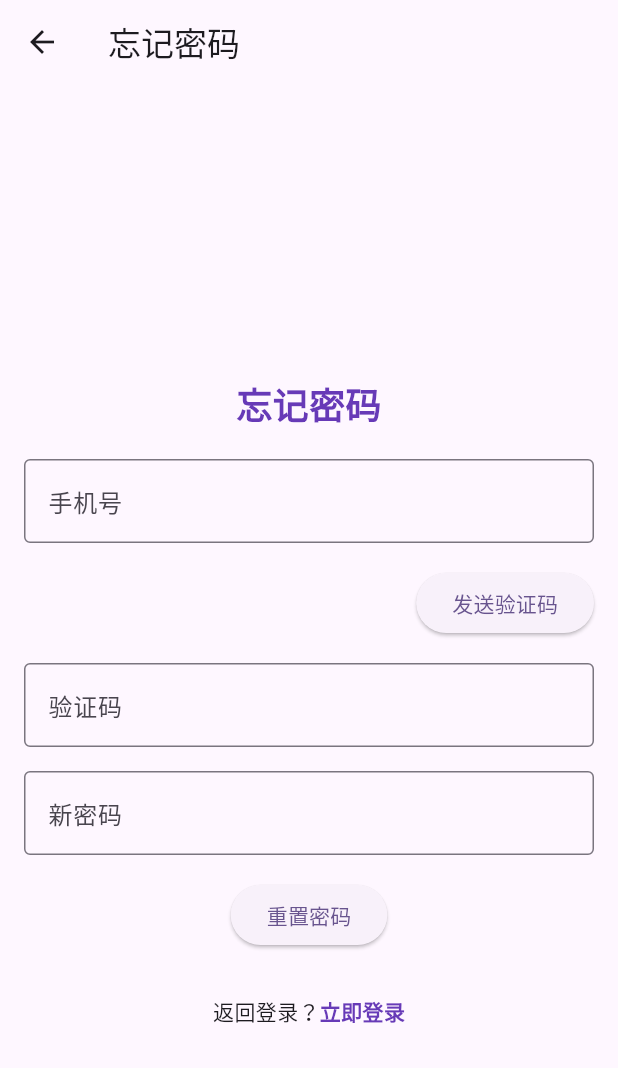
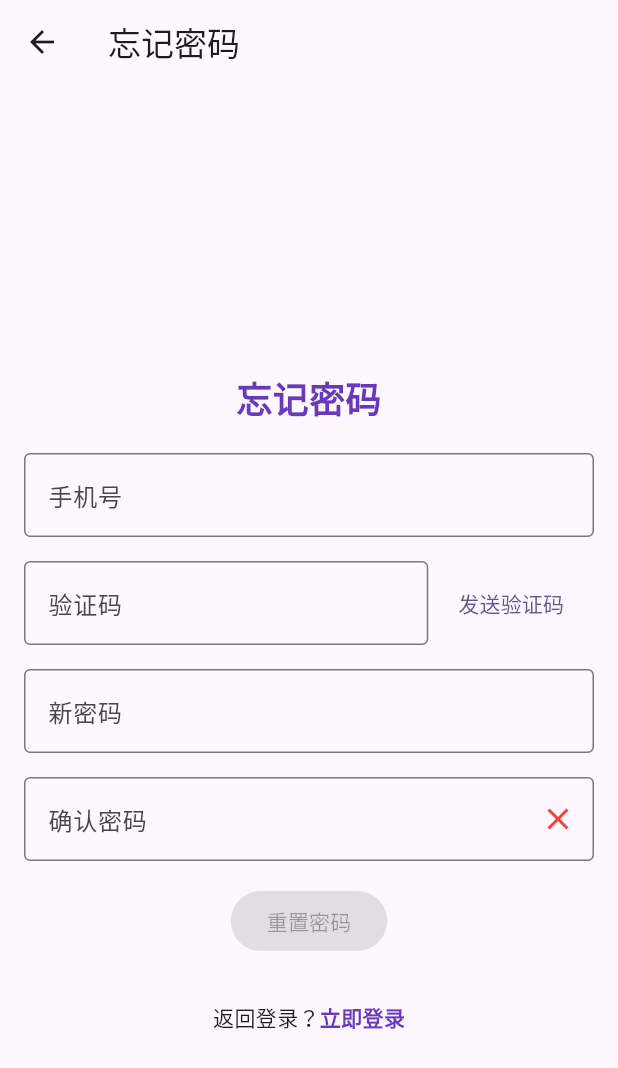
Before and after one commit to thisXuan/parkinglot_frontend, a Flutter app: the ForgetpasswordPage screen opened directly, on a phone screen of 412 x 824 dp. Shown: the top 1068 px of the screen. Run offline on Flutter 3.47's test engine with Material 3 defaults, Android fonts, the phone set to English and light mode, and no system bars; our stand-ins replace dio, shared_preferences; accounts and stored records are empty.

Commit message:
注册和忘记密码添加确认密码功能

```diff
--- a/lib/RegisterAndLogin/ForgetPassword.dart
+++ b/lib/RegisterAndLogin/ForgetPassword.dart
@@ -1,8 +1,6 @@
 import 'dart:convert';
-
 import 'package:flutter/material.dart';
 import 'package:shared_preferences/shared_preferences.dart';
-
 import '../api/user.dart';
 
 class ForgetpasswordPage extends StatefulWidget {
@@ -13,10 +11,12 @@ class _ForgetpasswordPageState extends State<ForgetpasswordPage> {
   final TextEditingController _phoneController = TextEditingController();
   final TextEditingController _codeController = TextEditingController();
   final TextEditingController _newPasswordController = TextEditingController();
+  final TextEditingController _confirmPasswordController = TextEditingController();
   final UserApi _userApi = UserApi(); // 创建UserApi实例
+  bool _isPasswordMatch = false;
 
   void _sendCaptcha() async {
-
+    // 发送验证码逻辑
   }
 
   void _resetPassword() async {
@@ -29,7 +29,11 @@ class _ForgetpasswordPageState extends State<ForgetpasswordPage> {
       return;
     }
 
-    // 构建请求体，重置密码
+    if (!_isPasswordMatch) {
+      ScaffoldMessenger.of(context).showSnackBar(SnackBar(content: Text('密码不一致')));
+      return;
+    }
+
     Map<String, dynamic> data = {
       'phone': phone,
       'captcha': code,
@@ -45,13 +49,19 @@ class _ForgetpasswordPageState extends State<ForgetpasswordPage> {
         String registrationInfo = jsonEncode(result);
         prefs.setString('registration', registrationInfo);
         ScaffoldMessenger.of(context).showSnackBar(SnackBar(content: Text('密码重置成功')));
-        Navigator.pop(context); // 返回登录页面
+        Navigator.pop(context);
       } else {
         ScaffoldMessenger.of(context).showSnackBar(SnackBar(content: Text(message)));
       }
     } else {
       ScaffoldMessenger.of(context).showSnackBar(SnackBar(content: Text('重置密码失败')));
     }
+  }
+
+  void _checkPassword() {
+    setState(() {
+      _isPasswordMatch = _newPasswordController.text == _confirmPasswordController.text;
+    });
   }
 
   @override
@@ -88,23 +98,26 @@ class _ForgetpasswordPageState extends State<ForgetpasswordPage> {
               ),
               SizedBox(height: 16),
               Row(
-                mainAxisAlignment: MainAxisAlignment.end,
+                mainAxisAlignment: MainAxisAlignment.spaceBetween,
                 children: [
-                  ElevatedButton(
-                    onPressed: () {
-                      _sendCaptcha();
-                    },
+                  Expanded(
+                    child: TextField(
+                      controller: _codeController,
+                      decoration: InputDecoration(
+                        labelText: "验证码",
+                        border: OutlineInputBorder(),
+                      ),
+                    ),
+                  ),
+                  TextButton(
                     child: Text("发送验证码"),
+                    onPressed: () => _sendCaptcha(),
+                    style: TextButton.styleFrom(
+                      backgroundColor: Colors.transparent,
+                      padding: EdgeInsets.symmetric(vertical: 10, horizontal: 20),
+                    ),
                   ),
                 ],
-              ),
-              SizedBox(height: 16),
-              TextField(
-                controller: _codeController,
-                decoration: InputDecoration(
-                  labelText: "验证码",
-                  border: OutlineInputBorder(),
-                ),
               ),
               SizedBox(height: 16),
               TextField(
@@ -116,10 +129,20 @@ class _ForgetpasswordPageState extends State<ForgetpasswordPage> {
                 ),
               ),
               SizedBox(height: 16),
+              TextField(
+                controller: _confirmPasswordController,
+                obscureText: true,
+                decoration: InputDecoration(
+                  labelText: "确认密码",
+                  border: OutlineInputBorder(),
+                  suffixIcon: _isPasswordMatch
+                      ? Icon(Icons.check, color: Colors.green)
+                      : Icon(Icons.close, color: Colors.red),
+                ),
+              ),
+              SizedBox(height: 16),
               ElevatedButton(
-                onPressed: () {
-                  _resetPassword();
-                },
+                onPressed: _isPasswordMatch ? () => _resetPassword() : null,
                 child: Text("重置密码"),
               ),
               SizedBox(height: 30),
@@ -153,6 +176,14 @@ class _ForgetpasswordPageState extends State<ForgetpasswordPage> {
     _phoneController.dispose();
     _codeController.dispose();
     _newPasswordController.dispose();
+    _confirmPasswordController.dispose();
     super.dispose();
   }
+
+  @override
+  void initState() {
+    super.initState();
+    _newPasswordController.addListener(_checkPassword);
+    _confirmPasswordController.addListener(_checkPassword);
+  }
 }
```
Also changed, not shown: lib/RegisterAndLogin/Register.dart (+42 -11 lines).
